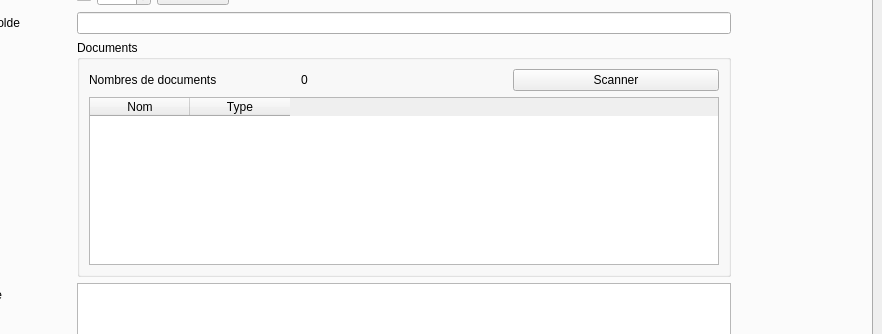
firedream89/customer-database, file mainwindow.ui: the form before one commit; both pictures show x 90 to 972 and y 688 to 1022 of the 972 by 1210 pixel window.
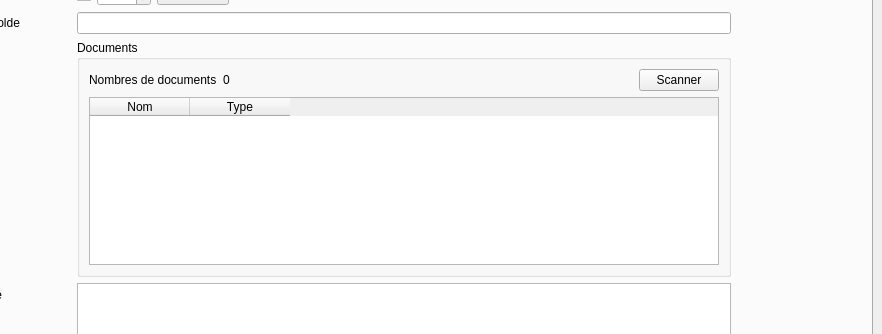
The form after the commit. The open tabs and pages were chosen to show the change.

```diff
--- a/mainwindow.ui
+++ b/mainwindow.ui
@@ -18,7 +18,7 @@
     <item row="0" column="0">
      <widget class="QTabWidget" name="tabWidget">
       <property name="currentIndex">
-       <number>0</number>
+       <number>2</number>
       </property>
       <property name="tabsClosable">
        <bool>true</bool>
@@ -407,6 +407,12 @@
             <layout class="QGridLayout" name="gridLayout_5">
              <item row="0" column="0">
               <widget class="QLabel" name="label_11">
+               <property name="maximumSize">
+                <size>
+                 <width>150</width>
+                 <height>16777215</height>
+                </size>
+               </property>
                <property name="text">
                 <string>Nombres de documents</string>
                </property>
@@ -419,14 +425,20 @@
                </property>
               </widget>
              </item>
-             <item row="0" column="2">
+             <item row="0" column="3">
               <widget class="QPushButton" name="newDocumentBt">
+               <property name="maximumSize">
+                <size>
+                 <width>200</width>
+                 <height>16777215</height>
+                </size>
+               </property>
                <property name="text">
                 <string>Scanner</string>
                </property>
               </widget>
              </item>
-             <item row="1" column="0" colspan="3">
+             <item row="1" column="0" colspan="4">
               <widget class="QTableWidget" name="tableDocuments">
                <property name="alternatingRowColors">
                 <bool>true</bool>
@@ -443,6 +455,19 @@
                </column>
               </widget>
              </item>
+             <item row="0" column="2">
+              <spacer name="horizontalSpacer_6">
+               <property name="orientation">
+                <enum>Qt::Horizontal</enum>
+               </property>
+               <property name="sizeHint" stdset="0">
+                <size>
+                 <width>40</width>
+                 <height>20</height>
+                </size>
+               </property>
+              </spacer>
+             </item>
             </layout>
            </widget>
           </item>
```
